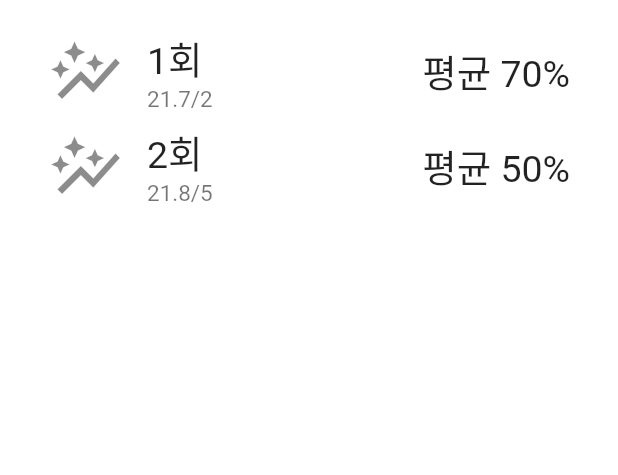
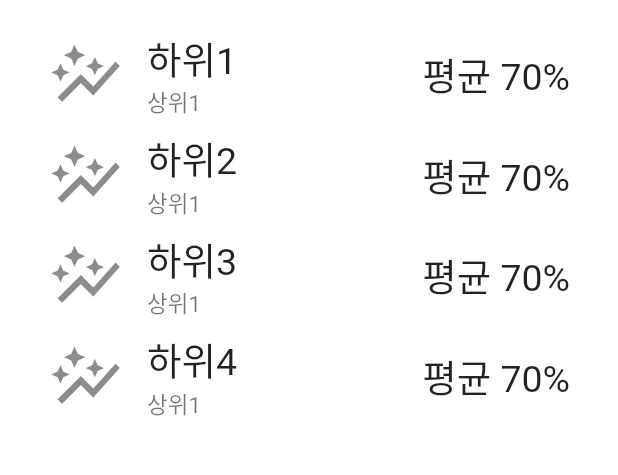
Before and after one commit to Arenslien/ABA-Analysis, a Flutter app: the SelectItemScreen screen opened by its route, on a phone screen of 412 x 824 dp, the part 84-559 px from its top. Run offline on Flutter 3.47's test engine with Material 2 defaults, Android fonts, the phone set to English and light mode, and no system bars; our stand-ins replace firebase_auth, firebase_core, line_icons, syncfusion_flutter_charts; accounts and stored records are empty.

Commit message:
search_item_graph, item_graph 수정

```diff
--- a/lib/routes.dart
+++ b/lib/routes.dart
@@ -1,4 +1,5 @@
 import 'package:aba_analysis/screens/child_management/date_graph_screen.dart';
+import 'package:aba_analysis/screens/child_management/item_graph_screen.dart';
 import 'package:flutter/widgets.dart';
 import 'package:aba_analysis/wrapper.dart';
 import 'package:aba_analysis/home_screen.dart';
@@ -19,4 +20,5 @@ final Map<String, WidgetBuilder> routes = {
   SelectItemScreen.routeName: (context) => SelectItemScreen(),
   SelectDateScreen.routeName: (context) => SelectDateScreen(),
   DateGraph.routeName: (context) => DateGraph(),
+  ItemGraph.routeName: (context) => ItemGraph(),
 };
--- a/lib/screens/child_management/date_graph_screen.dart
+++ b/lib/screens/child_management/date_graph_screen.dart
@@ -42,7 +42,7 @@ class _DateGraphState extends State<DateGraph> {
           children: [
             SfCartesianChart(
               key: _cartesianKey,
-              title: ChartTitle(text: '1회차'), // testdata의 회차
+              title: ChartTitle(text: '7월13일'), // testdata의 회차
               legend: Legend(isVisible: true),
               tooltipBehavior: _tooltipBehavior,
               series: <ChartSeries>[
@@ -79,7 +79,9 @@ class _DateGraphState extends State<DateGraph> {
                 ),
                 FloatingActionButton.extended(
                   heroTag: 'btn2', // 버튼 구별을 위한 태그
-                  onPressed: () {}, // 누르면 PDF 내보내기
+                  onPressed: () {
+                    _renderCartesianImage();
+                  }, // 누르면 PDF 내보내기
                   label: Text('Export to Excel'),
                   icon: Icon(LineIcons.pdfFile),
                 ),
--- a/lib/screens/graph_management/select_item_graph_screen.dart
+++ b/lib/screens/graph_management/select_item_graph_screen.dart
@@ -18,9 +18,9 @@ class _SelectItemScreenState extends State<SelectItemScreen> {
   List<ChildData> childData = []; // 순수 아이 데이터
   List<DummyTestData> testData = []; // 테스트 관련 데이터
   ChildData dummy1 = new ChildData();
-  DummyTestData dummy2 = new DummyTestData();
+  late DummyTestData dummy2 = new DummyTestData();
   DummyTestData dummy3 = new DummyTestData();
-
+  List<String> lowerList = [];
   void initState() {
     super.initState();
     this.testInit();
@@ -50,9 +50,15 @@ class _SelectItemScreenState extends State<SelectItemScreen> {
       '하위3': '상위2',
       '하위4': '상위2',
     });
+
     childData.add(dummy1);
     testData.add(dummy2);
     testData.add(dummy3);
+
+    lowerList.add('하위1');
+    lowerList.add('하위2');
+    lowerList.add('하위3');
+    lowerList.add('하위4');
   }
 
   @override
@@ -72,9 +78,9 @@ class _SelectItemScreenState extends State<SelectItemScreen> {
           ? noTestData()
           : ListView.builder(
               padding: const EdgeInsets.all(16),
-              itemCount: testData.length,
+              itemCount: lowerList.length,
               itemBuilder: (BuildContext context, int index) {
-                return DataTitle(testData[index]);
+                return DataTitle(lowerList[index], index);
               },
             ),
     );
@@ -103,28 +109,28 @@ class _SelectItemScreenState extends State<SelectItemScreen> {
     );
   }
 
-  Widget DataTitle(DummyTestData testData) {
+  Widget DataTitle(String lowerList, int index) {
     return ListTile(
         leading: Icon(
           Icons.auto_graph,
           size: 50,
         ),
         title: Text(
-          testData.number,
+          lowerList,
           style: TextStyle(fontSize: 25),
         ),
         subtitle: Text(
-          testData.date,
+          '상위1', //testData[index][lowerList],
           style: TextStyle(fontSize: 15),
         ),
         trailing: Text(
-          "평균 ${testData.average}%",
+          "평균 ${dummy2.average}%",
           style: TextStyle(fontSize: 25),
         ),
         dense: true,
         onTap: () {
           Navigator.pushNamed(context,
-              '/date_graph'); // 클릭시 회차별(날짜별) 그래프 스크린으로 이동. 회차마다 다른 그래프 스크린을 만들어야 함.
+              '/item_graph'); // 클릭시 회차별(날짜별) 그래프 스크린으로 이동. 회차마다 다른 그래프 스크린을 만들어야 함.
         });
   }
 }
--- a/pubspec.yaml
+++ b/pubspec.yaml
@@ -34,6 +34,7 @@ dependencies:
   syncfusion_flutter_charts: ^19.2.55
   line_icons: ^2.0.0
   provider: ^5.0.0
+
 
 dev_dependencies:
   flutter_test:
```
Also changed, not shown: lib/screens/child_management/item_graph_screen.dart (+19 -15 lines), lib/screens/graph_management/generatePDF.dart (added, +147 -0 lines), lib/screens/graph_management/exportPDF.dart (deleted), pubspec.lock.
